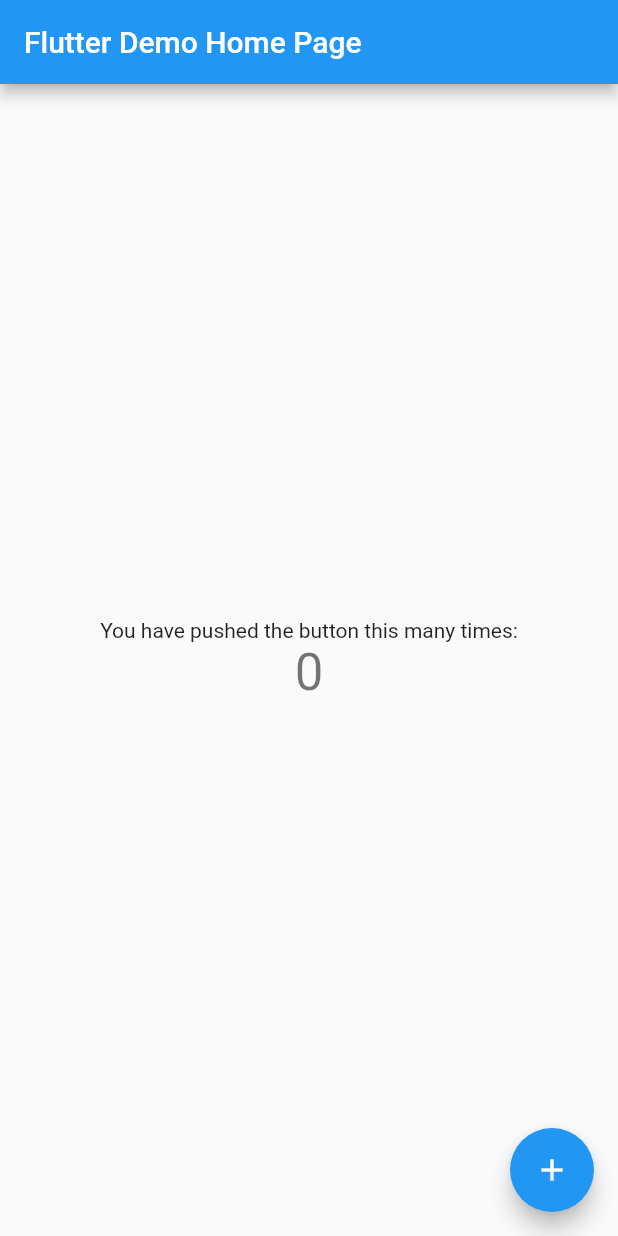
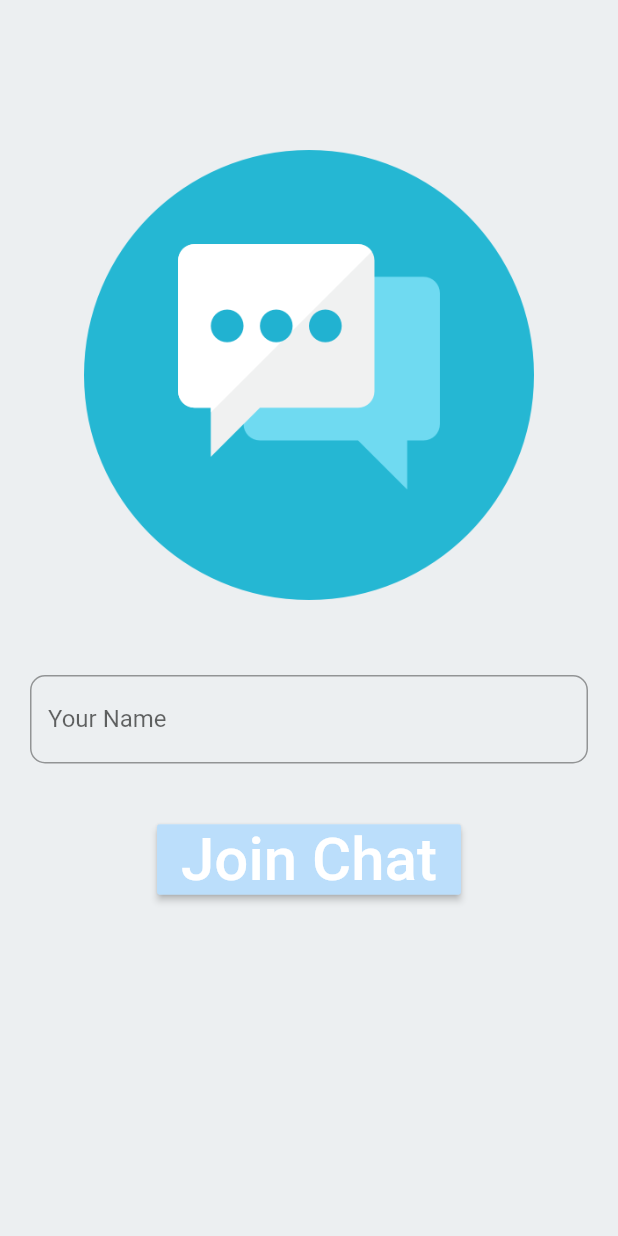
Before and after one commit to sanayut123/chat_app, a Flutter app: the screen it shows after launch, on a phone screen of 412 x 824 dp. Run offline on Flutter 3.47's test engine with Material 2 defaults, Android fonts, the phone set to English and light mode, and no system bars.

```diff
--- a/lib/main.dart
+++ b/lib/main.dart
@@ -10,108 +10,81 @@ class MyApp extends StatelessWidget {
   Widget build(BuildContext context) {
     return MaterialApp(
       title: 'Flutter Demo',
-      theme: ThemeData(
-        // This is the theme of your application.
-        //
-        // Try running your application with "flutter run". You'll see the
-        // application has a blue toolbar. Then, without quitting the app, try
-        // changing the primarySwatch below to Colors.green and then invoke
-        // "hot reload" (press "r" in the console where you ran "flutter run",
-        // or simply save your changes to "hot reload" in a Flutter IDE).
-        // Notice that the counter didn't reset back to zero; the application
-        // is not restarted.
-        primarySwatch: Colors.blue,
-        // This makes the visual density adapt to the platform that you run
-        // the app on. For desktop platforms, the controls will be smaller and
-        // closer together (more dense) than on mobile platforms.
-        visualDensity: VisualDensity.adaptivePlatformDensity,
+      home: Scaffold(
+        body: LoginScreen(),
       ),
-      home: MyHomePage(title: 'Flutter Demo Home Page'),
     );
   }
 }
 
-class MyHomePage extends StatefulWidget {
-  MyHomePage({Key key, this.title}) : super(key: key);
+class LoginScreen extends StatefulWidget {
+  @override
+  _LoginScreenState createState() => _LoginScreenState();
+}
 
-  // This widget is the home page of your application. It is stateful, meaning
-  // that it has a State object (defined below) that contains fields that affect
-  // how it looks.
-
-  // This class is the configuration for the state. It holds the values (in this
-  // case the title) provided by the parent (in this case the App widget) and
-  // used by the build method of the State. Fields in a Widget subclass are
-  // always marked "final".
-
-  final String title;
+class _LoginScreenState extends State<LoginScreen> {
+  TextEditingController _userName;
 
   @override
-  _MyHomePageState createState() => _MyHomePageState();
-}
-
-class _MyHomePageState extends State<MyHomePage> {
-  int _counter = 0;
-
-  void _incrementCounter() {
-    setState(() {
-      // This call to setState tells the Flutter framework that something has
-      // changed in this State, which causes it to rerun the build method below
-      // so that the display can reflect the updated values. If we changed
-      // _counter without calling setState(), then the build method would not be
-      // called again, and so nothing would appear to happen.
-      _counter++;
-    });
-  }
-
+  Widget imageChat = Image.asset(
+                        'assets/chat.png',
+                        height:300,
+                      );
   @override
   Widget build(BuildContext context) {
-    // This method is rerun every time setState is called, for instance as done
-    // by the _incrementCounter method above.
-    //
-    // The Flutter framework has been optimized to make rerunning build methods
-    // fast, so that you can just rebuild anything that needs updating rather
-    // than having to individually change instances of widgets.
-    return Scaffold(
-      appBar: AppBar(
-        // Here we take the value from the MyHomePage object that was created by
-        // the App.build method, and use it to set our appbar title.
-        title: Text(widget.title),
-      ),
-      body: Center(
-        // Center is a layout widget. It takes a single child and positions it
-        // in the middle of the parent.
+    return Container(
+      width: double.infinity,
+      height: double.infinity,
+      color: Colors.blueGrey[50],
+      child: Wrap(
+        children: [
+          Center(
         child: Column(
-          // Column is also a layout widget. It takes a list of children and
-          // arranges them vertically. By default, it sizes itself to fit its
-          // children horizontally, and tries to be as tall as its parent.
-          //
-          // Invoke "debug painting" (press "p" in the console, choose the
-          // "Toggle Debug Paint" action from the Flutter Inspector in Android
-          // Studio, or the "Toggle Debug Paint" command in Visual Studio Code)
-          // to see the wireframe for each widget.
-          //
-          // Column has various properties to control how it sizes itself and
-          // how it positions its children. Here we use mainAxisAlignment to
-          // center the children vertically; the main axis here is the vertical
-          // axis because Columns are vertical (the cross axis would be
-          // horizontal).
-          mainAxisAlignment: MainAxisAlignment.center,
-          children: <Widget>[
-            Text(
-              'You have pushed the button this many times:',
+          mainAxisAlignment: MainAxisAlignment.start,
+          children: [
+            SizedBox(
+              height: 100.0,
             ),
-            Text(
-              '$_counter',
-              style: Theme.of(context).textTheme.headline4,
+            imageChat,
+            SizedBox(
+              height: 30.0,
+            ),
+            Container(
+              padding: EdgeInsets.all(20.0),
+              child: TextField(
+                controller: _userName,
+                decoration: InputDecoration(
+                  labelText: "Your Name",
+                  hintText: "Nick Name",
+                  fillColor: Colors.red,
+                  hoverColor: Colors.red,
+                  border: OutlineInputBorder(
+                    borderRadius: BorderRadius.all(Radius.circular(10.0))
+                  )
+                ),
+              ),
+            ),
+            SizedBox(
+              height: 20.0,
+            ),
+            RaisedButton(
+              child: Text(
+                "Join Chat",
+                style: TextStyle(
+                  color: Colors.white,
+                  fontSize: 40.0
+                ),
+              ),
+              color: Colors.blue[100],
+              onPressed: (){
+
+              }
             ),
           ],
         ),
       ),
-      floatingActionButton: FloatingActionButton(
-        onPressed: _incrementCounter,
-        tooltip: 'Increment',
-        child: Icon(Icons.add),
-      ), // This trailing comma makes auto-formatting nicer for build methods.
+        ],
+      ),
     );
   }
 }
--- a/pubspec.yaml
+++ b/pubspec.yaml
@@ -23,7 +23,7 @@ environment:
 dependencies:
   flutter:
     sdk: flutter
-
+  adhara_socket_io: ^0.4.2+1
 
   # The following adds the Cupertino Icons font to your application.
   # Use with the CupertinoIcons class for iOS style icons.
@@ -45,8 +45,8 @@ flutter:
   uses-material-design: true
 
   # To add assets to your application, add an assets section, like this:
-  # assets:
-  #   - images/a_dot_burr.jpeg
+  assets:
+    - assets/chat.png
   #   - images/a_dot_ham.jpeg
 
   # An image asset can refer to one or more resolution-specific "variants", see
```
Also changed, not shown: assets/chat.png (added), pubspec.lock.
